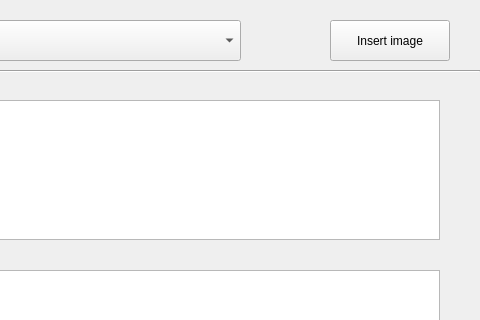
tzcl/qtSRFRS, file flashcardeditor.ui: the form before one commit; both pictures show x 160 to 640 and y 0 to 320 of the 640 by 480 pixel window.
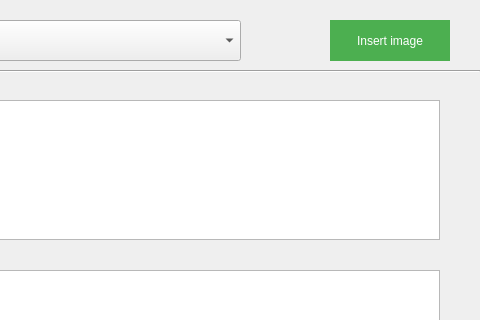
The form after the commit.

```diff
--- a/flashcardeditor.ui
+++ b/flashcardeditor.ui
@@ -13,7 +13,22 @@
   <property name="windowTitle">
    <string>Dialog</string>
   </property>
-  <widget class="QPushButton" name="btn_add_image">
+  <property name="styleSheet">
+   <string notr="true">QPushButton#btnAddImage {
+color: white;
+background: #4CAF50;
+border-radius: 0px;
+}
+
+QPushButton:hover#btnAddImage {
+background: #43A047
+}
+
+QPushButton:disabled#btnAddImage {
+background-color: rgb(204, 204, 204);
+}</string>
+  </property>
+  <widget class="QPushButton" name="btnAddImage">
    <property name="geometry">
     <rect>
      <x>490</x>
```
Left out of the diff: 21 changed lines with no effect on the pictures.
